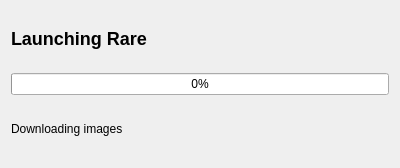
RareDevs/Rare, file rare/ui/components/dialogs/launch_dialog.ui: the form before one commit.
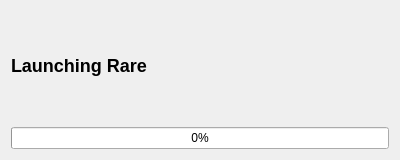
The form after the commit.

Commit message: LaunchDialog: Use ElideLabel for progress information

What changed in the file:
```diff
--- a/rare/ui/components/dialogs/launch_dialog.ui
+++ b/rare/ui/components/dialogs/launch_dialog.ui
@@ -7,9 +7,27 @@
     <x>0</x>
     <y>0</y>
     <width>400</width>
-    <height>168</height>
+    <height>160</height>
    </rect>
   </property>
+  <property name="sizePolicy">
+   <sizepolicy hsizetype="Fixed" vsizetype="Fixed">
+    <horstretch>0</horstretch>
+    <verstretch>0</verstretch>
+   </sizepolicy>
+  </property>
+  <property name="minimumSize">
+   <size>
+    <width>400</width>
+    <height>160</height>
+   </size>
+  </property>
+  <property name="maximumSize">
+   <size>
+    <width>400</width>
+    <height>160</height>
+   </size>
+  </property>
   <property name="windowTitle">
    <string>Launching Rare</string>
   </property>
@@ -28,13 +46,6 @@
      </property>
     </widget>
    </item>
-   <item>
-    <widget class="QLabel" name="image_info">
-     <property name="text">
-      <string>Downloading images</string>
-     </property>
-    </widget>
-   </item>
   </layout>
  </widget>
  <resources/>
```
Left out of the diff: 4 changed lines with no effect on the pictures. The commit also changes 3 other files.
